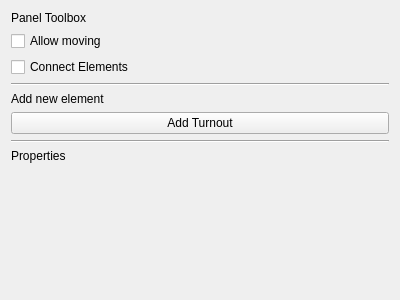
Old version of the form GUI/panels/paneltoolswidget.ui in the repository rm5248/TrainUtils.
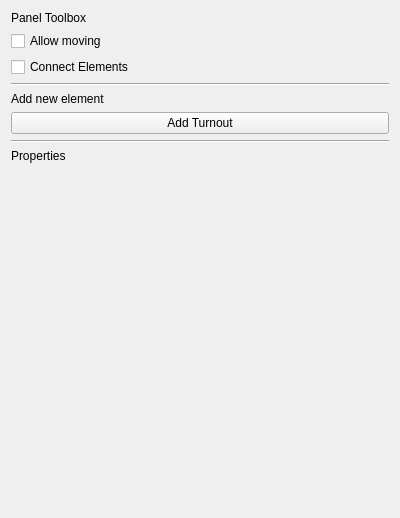
New version of the form.

Commit message: Working on renaming panel and updating the UI

The edit to the form file:
```diff
--- a/GUI/panels/paneltoolswidget.ui
+++ b/GUI/panels/paneltoolswidget.ui
@@ -7,7 +7,7 @@
     <x>0</x>
     <y>0</y>
     <width>400</width>
-    <height>300</height>
+    <height>518</height>
    </rect>
   </property>
   <property name="windowTitle">
@@ -98,8 +98,8 @@
      </property>
      <property name="sizeHint" stdset="0">
       <size>
-       <width>20</width>
-       <height>40</height>
+       <width>40</width>
+       <height>20</height>
       </size>
      </property>
     </spacer>
```
Left out of the diff: 6 changed lines with no effect on the pictures. The commit also changes 5 other files.
